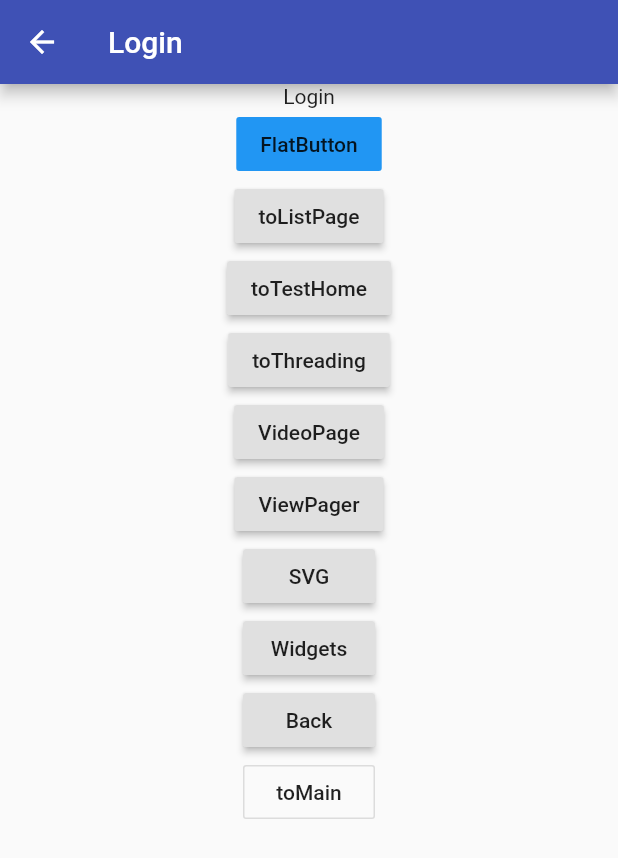
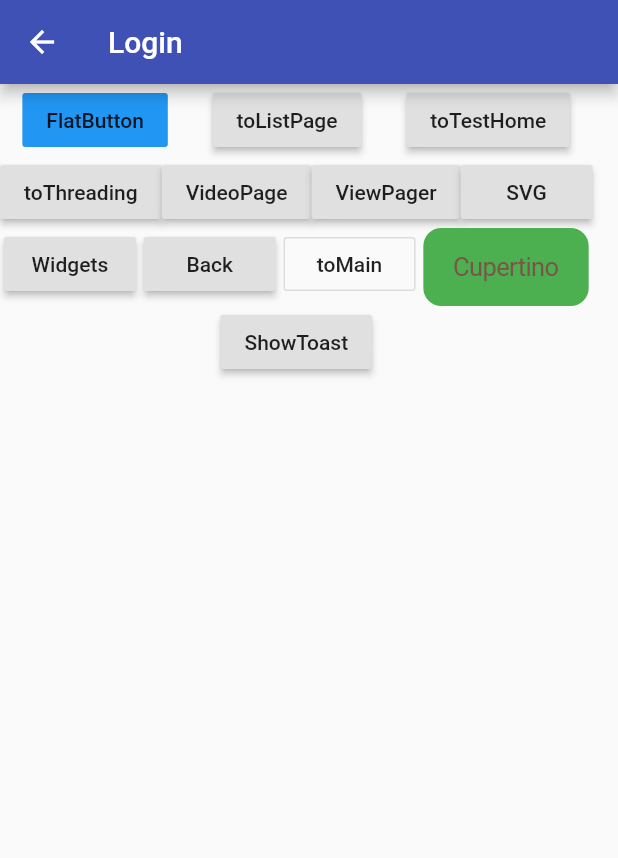
Before and after one commit to inpot/FlutterPractice, a Flutter app: the LoginPage screen opened directly, on a phone screen of 412 x 824 dp. Shown: the top 858 px of the screen. Run offline on Flutter 3.47's test engine with Material 2 defaults, Android fonts, the phone set to English and light mode, and no system bars; our stand-ins replace cached_network_image, dio, flutter_svg, toast, video_player; project files that could hold a hidden picture were left out.

Commit message:
add show toast

```diff
--- a/lib/login.dart
+++ b/lib/login.dart
@@ -1,6 +1,7 @@
 import 'dart:convert';
 
 import 'package:crypto/crypto.dart';
+import 'package:flutter/cupertino.dart';
 import 'package:flutter/material.dart';
 import 'package:test1/auth2.dart';
 import 'package:test1/list.dart';
@@ -10,6 +11,7 @@ import 'package:test1/thread.dart';
 import 'package:test1/video.dart';
 import 'package:test1/vs.dart';
 import 'package:test1/widgets.dart';
+import 'package:toast/toast.dart';
 
 class LoginPage extends StatelessWidget {
   @override
@@ -18,10 +20,10 @@ class LoginPage extends StatelessWidget {
       appBar: AppBar(
         title: Text("Login"),
       ),
-      body: Center(
-          child: Column(
+      body: Wrap(
+        alignment: WrapAlignment.spaceAround,
+        runAlignment: WrapAlignment.start,
         children: <Widget>[
-          Text("Login"),
           FlatButton(
             child: Text("FlatButton"),
             onPressed: () {
@@ -105,8 +107,15 @@ class LoginPage extends StatelessWidget {
                   (route) => false)
             },
           ),
+          CupertinoButton(child: Text("Cupertino"), onPressed: ()=>print("Cupertino click"), color: Colors.green),
+          RaisedButton(child: Text("ShowToast"), onPressed: (){
+
+             // var toast = Toast();
+             Toast.show("msg from toast", context);
+
+          },)
         ],
-      )),
+      ),
     );
   }
 }
--- a/pubspec.yaml
+++ b/pubspec.yaml
@@ -33,6 +33,7 @@ dependencies:
   video_player: ^0.10.5
   flutter_svg: ^0.15.0
   crypto: ^2.1.3
+  toast: ^0.1.5
 
 dev_dependencies:
   flutter_test:
```
